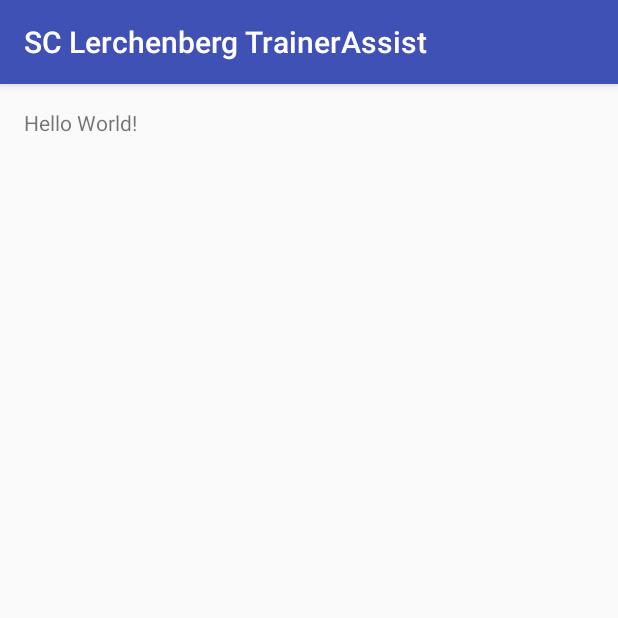
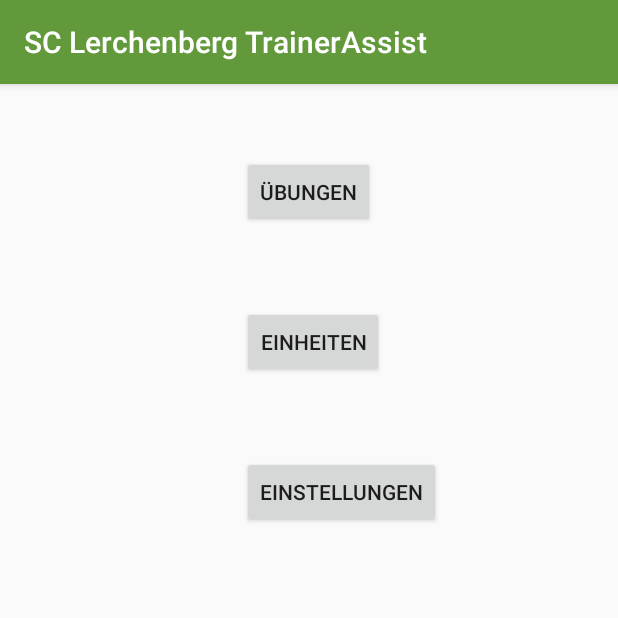
Before and after one commit to FBrand/MobileComputing2017, an Android app: the screen it shows after launch (MainActivity), on a phone screen of 412 x 824 dp, the top half of it. Run offline under Robolectric (Android 15) with nearby library versions, the phone set to English and light mode, and no system bars.

Commit message:
Farbwerte des Vereins als Standardfarben definiert und erste Spielerei an der MainActivity

```diff
--- a/SCLerchenbergTrainerAssist/app/src/main/res/layout/activity_main.xml
+++ b/SCLerchenbergTrainerAssist/app/src/main/res/layout/activity_main.xml
@@ -11,8 +11,21 @@
         android:paddingBottom="@dimen/activity_vertical_margin"
         tools:context="com.scltrainer.uni_mainz.sclerchenbergtrainerassist.MainActivity">
 
-    <TextView
+    <Button
+            android:text="@string/uebungen_button"
+            android:layout_width="wrap_content"
+            android:layout_height="wrap_content" android:layout_alignParentTop="true"
+            android:layout_centerHorizontal="true" android:layout_marginTop="32dp" android:id="@+id/button"/>
+    <Button
+            android:text="@string/einheiten_button"
+            android:layout_width="wrap_content"
+            android:layout_height="wrap_content" android:layout_below="@+id/button"
+            android:layout_alignLeft="@+id/button" android:layout_alignStart="@+id/button"
+            android:layout_marginTop="52dp" android:id="@+id/button2"/>
+    <Button
+            android:text="@string/settings_button"
             android:layout_width="wrap_content"
             android:layout_height="wrap_content"
-            android:text="Hello World!"/>
+            android:layout_marginTop="52dp" android:id="@+id/button3" android:layout_below="@+id/button2"
+            android:layout_alignLeft="@+id/button2" android:layout_alignStart="@+id/button2"/>
 </RelativeLayout>
--- a/SCLerchenbergTrainerAssist/app/src/main/res/values/colors.xml
+++ b/SCLerchenbergTrainerAssist/app/src/main/res/values/colors.xml
@@ -1,6 +1,6 @@
 <?xml version="1.0" encoding="utf-8"?>
 <resources>
-    <color name="colorPrimary">#3F51B5</color>
-    <color name="colorPrimaryDark">#303F9F</color>
-    <color name="colorAccent">#FF4081</color>
+    <color name="colorPrimary">#61993b</color>
+    <color name="colorPrimaryDark">#4e7b2f</color>
+    <color name="colorAccent">#f99a1c</color>
 </resources>
--- a/SCLerchenbergTrainerAssist/app/src/main/res/values/strings.xml
+++ b/SCLerchenbergTrainerAssist/app/src/main/res/values/strings.xml
@@ -1,3 +1,7 @@
 <resources>
     <string name="app_name">SC Lerchenberg TrainerAssist</string>
+
+    <string name="uebungen_button">Übungen</string>
+    <string name="einheiten_button">Einheiten</string>
+    <string name="settings_button">Einstellungen</string>
 </resources>
```
